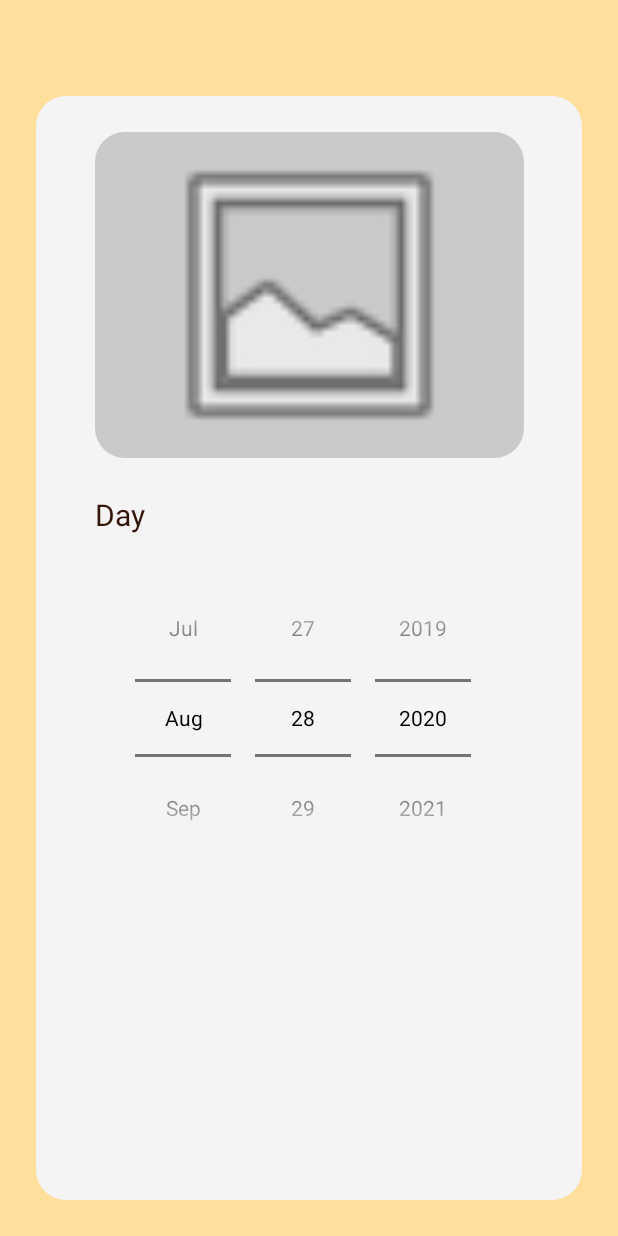
After one commit to bi92/ClothingCast, an Android app: the AddClothesActivity screen opened directly, with no data from a screen before it, on a phone screen of 412 x 824 dp. The commit adds this screen. Run offline under Robolectric (Android 15) with nearby library versions, the light colour scheme and no system bars.

Commit message:
Adding Addclothes

```diff
--- a/app/src/main/AndroidManifest.xml
+++ b/app/src/main/AndroidManifest.xml
@@ -9,7 +9,7 @@
         android:label="@string/app_name"
         android:roundIcon="@mipmap/ic_launcher_round"
         android:supportsRtl="true"
-        android:theme="@style/Theme.AppCompat.NoActionBar"> <!--타이틀바 없애기 -->
+        android:theme="@style/MyActivityTheme">
         <activity android:name=".Loading">
             <intent-filter>
                 <action android:name="android.intent.action.MAIN" />
@@ -20,9 +20,11 @@
         <activity android:name=".MainActivity"></activity>
         <activity android:name=".SignIn"></activity>
         <activity android:name=".UserInfo"></activity>
+        <activity android:name=".View.AddClothesActivity"/>
 
         <activity android:name=".HomeActivity"></activity>
         <activity android:name=".weatherManager" />
+
     </application>
 
 </manifest>
--- /dev/null
+++ b/app/src/main/java/com/ccstudio/clothingcast/Model/AddclothesModel.java
@@ -0,0 +1,4 @@
+package com.ccstudio.clothingcast.Model;
+
+public class AddclothesModel {
+}
--- /dev/null
+++ b/app/src/main/java/com/ccstudio/clothingcast/Presenter/AddClothesPresenter.java
@@ -0,0 +1,4 @@
+package com.ccstudio.clothingcast.Presenter;
+
+public class AddClothesPresenter {
+}
--- a/app/src/main/java/com/ccstudio/clothingcast/RecommendFragment.java
+++ b/app/src/main/java/com/ccstudio/clothingcast/RecommendFragment.java
@@ -3,6 +3,7 @@ package com.ccstudio.clothingcast;
 import android.content.Context;
 import android.graphics.Bitmap;
 import android.graphics.BitmapFactory;
+import android.graphics.Color;
 import android.os.Bundle;
 
 import androidx.annotation.NonNull;
@@ -91,6 +92,7 @@ public class RecommendFragment extends Fragment {
             public void onSuccess(byte[] bytes) {
                 // Data for "images/island.jpg" is returns, use this as needed
                 Bitmap bitmap = BitmapFactory.decodeByteArray(bytes, 0, bytes.length);
+
                 ImageView temp = (ImageView)getView().findViewById(R.id.imageView2);
                 temp.setImageBitmap(bitmap);
             }
--- a/app/src/main/java/com/ccstudio/clothingcast/SignIn.java
+++ b/app/src/main/java/com/ccstudio/clothingcast/SignIn.java
@@ -26,6 +26,7 @@ import android.view.View;
 import android.widget.Button;
 import android.widget.Toast;
 //https://github.com/firebase/snippets-android/blob/2228558fde6e576636e5ceadfe00ce0b9bdc0cdd/database/app/src/main/java/com/google/firebase/referencecode/database/MainActivity.java#L40-L44
+import com.ccstudio.clothingcast.View.AddClothesActivity;
 import com.google.android.gms.auth.api.signin.GoogleSignIn;
 import com.google.android.gms.auth.api.signin.GoogleSignInAccount;
 import com.google.android.gms.auth.api.signin.GoogleSignInClient;
@@ -83,7 +84,9 @@ public class SignIn extends AppCompatActivity implements View.OnClickListener {
         mGoogleSignInClient  = GoogleSignIn.getClient(this, gso);
         mAuth = FirebaseAuth.getInstance();
         db = FirebaseFirestore.getInstance();
-        mainactivity = new Intent(this, MainActivity.class);
+        //mainactivity = new Intent(this, MainActivity.class);
+        mainactivity = new Intent(this, AddClothesActivity.class);
+
         userinfo = new Intent(this, UserInfo.class);
     }
 
--- /dev/null
+++ b/app/src/main/java/com/ccstudio/clothingcast/View/AddClothesActivity.java
@@ -0,0 +1,21 @@
+package com.ccstudio.clothingcast.View;
+
+import android.os.Bundle;
+import android.os.PersistableBundle;
+
+import androidx.annotation.Nullable;
+import androidx.appcompat.app.AppCompatActivity;
+
+import com.ccstudio.clothingcast.R;
+
+//saving clothes to firebase storage
+//view on MVP
+public class AddClothesActivity extends AppCompatActivity {
+
+    @Override
+    public void onCreate(@Nullable Bundle savedInstanceState) {
+        super.onCreate(savedInstanceState);
+
+        setContentView(R.layout.addclothes_act);
+    }
+}
--- /dev/null
+++ b/app/src/main/res/drawable/rectangle_20.xml
@@ -0,0 +1,14 @@
+<?xml version="1.0" encoding="utf-8"?>
+<shape xmlns:android="http://schemas.android.com/apk/res/android" android:shape="rectangle">
+    <corners android:radius="20dp" />
+    <solid
+        android:color="#F4F4F4"
+        />
+    <size
+        android:width="327dp"
+        android:height="583dp"
+        />
+    <stroke
+        android:width="0dp"
+        />
+</shape>
--- /dev/null
+++ b/app/src/main/res/drawable/rectangle_20_gray.xml
@@ -0,0 +1,14 @@
+<?xml version="1.0" encoding="utf-8"?>
+<shape xmlns:android="http://schemas.android.com/apk/res/android" android:shape="rectangle">
+    <corners android:radius="20dp" />
+    <solid
+        android:color="#CACACA"
+        />
+    <size
+        android:width="327dp"
+        android:height="583dp"
+        />
+    <stroke
+        android:width="0dp"
+        />
+</shape>
--- /dev/null
+++ b/app/src/main/res/layout/addclothes_act.xml
@@ -0,0 +1,59 @@
+<?xml version="1.0" encoding="utf-8"?>
+<androidx.constraintlayout.widget.ConstraintLayout xmlns:android="http://schemas.android.com/apk/res/android"
+    xmlns:app="http://schemas.android.com/apk/res-auto"
+    xmlns:tools="http://schemas.android.com/tools"
+    android:layout_width="match_parent"
+    android:layout_height="match_parent"
+    android:background="#FFDF9B">
+
+    <androidx.constraintlayout.widget.ConstraintLayout
+        android:layout_width="0dp"
+        android:layout_height="0dp"
+        android:layout_marginStart="24dp"
+        android:layout_marginLeft="24dp"
+        android:layout_marginTop="64dp"
+        android:layout_marginEnd="24dp"
+        android:layout_marginRight="24dp"
+        android:layout_marginBottom="24dp"
+        android:background="@drawable/rectangle_20"
+        app:layout_constraintBottom_toBottomOf="parent"
+        app:layout_constraintEnd_toEndOf="parent"
+        app:layout_constraintStart_toStartOf="parent"
+        app:layout_constraintTop_toTopOf="parent">
+
+        <TextView
+            android:id="@+id/textView6"
+            android:layout_width="wrap_content"
+            android:layout_height="wrap_content"
+            android:layout_marginTop="24dp"
+            android:text="Day"
+            android:textColor="#34150B"
+            android:textSize="20sp"
+            app:layout_constraintStart_toStartOf="@+id/imageView6"
+            app:layout_constraintTop_toBottomOf="@+id/imageView6" />
+
+        <ImageView
+            android:id="@+id/imageView6"
+            android:layout_width="286dp"
+            android:layout_height="217dp"
+            android:layout_marginTop="24dp"
+            android:background="@drawable/rectangle_20_gray"
+            app:layout_constraintEnd_toEndOf="parent"
+            app:layout_constraintStart_toStartOf="parent"
+            app:layout_constraintTop_toTopOf="parent"
+            app:srcCompat="@android:drawable/ic_menu_gallery" />
+
+        <DatePicker
+            android:id="@+id/datePicker1"
+            android:layout_width="wrap_content"
+            android:layout_height="wrap_content"
+            android:layout_marginTop="16dp"
+            android:calendarViewShown="false"
+            android:datePickerMode="spinner"
+            android:yearListSelectorColor="#FFDF9B"
+            app:layout_constraintEnd_toEndOf="parent"
+            app:layout_constraintStart_toStartOf="parent"
+            app:layout_constraintTop_toBottomOf="@+id/textView6" />
+
+    </androidx.constraintlayout.widget.ConstraintLayout>
+</androidx.constraintlayout.widget.ConstraintLayout>
--- a/app/src/main/res/layout/fragment_recommend.xml
+++ b/app/src/main/res/layout/fragment_recommend.xml
@@ -38,7 +38,7 @@
                 android:layout_marginStart="16dp"
                 android:layout_marginLeft="16dp"
                 android:layout_marginTop="16dp"
-                android:background="#FFFFFF"
+                android:background="#00FFFFFF"
                 app:layout_constraintStart_toStartOf="parent"
                 app:layout_constraintTop_toBottomOf="@+id/textView4"
                 app:srcCompat="@android:drawable/ic_menu_gallery" />
@@ -50,7 +50,7 @@
                 android:layout_marginStart="88dp"
                 android:layout_marginLeft="88dp"
                 android:layout_marginTop="60dp"
-                android:background="#FFFFFF"
+                android:background="#00FFFFFF"
                 app:layout_constraintStart_toStartOf="parent"
                 app:layout_constraintTop_toBottomOf="@+id/textView4"
                 app:srcCompat="@android:drawable/ic_menu_gallery" />
@@ -62,7 +62,7 @@
                 android:layout_marginStart="168dp"
                 android:layout_marginLeft="168dp"
                 android:layout_marginTop="16dp"
-                android:background="#FFFFFF"
+                android:background="#00FFFFFF"
                 app:layout_constraintStart_toStartOf="parent"
                 app:layout_constraintTop_toBottomOf="@+id/textView4"
                 app:srcCompat="@android:drawable/ic_menu_gallery" />
@@ -74,7 +74,7 @@
                 android:layout_marginStart="236dp"
                 android:layout_marginLeft="236dp"
                 android:layout_marginTop="60dp"
-                android:background="#FFFFFF"
+                android:background="#00FFFFFF"
                 app:layout_constraintStart_toStartOf="parent"
                 app:layout_constraintTop_toBottomOf="@+id/textView4"
                 app:srcCompat="@android:drawable/ic_menu_gallery" />
--- a/app/src/main/res/values/styles.xml
+++ b/app/src/main/res/values/styles.xml
@@ -7,4 +7,21 @@
         <item name="colorAccent">@color/colorAccent</item>
     </style>
 
+    <style parent="Theme.AppCompat.Light.NoActionBar" name="MyActivityTheme">
+
+        <!-- Customize your theme here. -->
+
+        <item name="colorPrimary">@color/colorPrimary</item>
+
+        <item name="colorPrimaryDark">@color/colorPrimaryDark</item>
+
+        <item name="android:textColor">@android:color/black</item>
+
+        <item name="colorAccent">@color/colorAccent</item>
+
+        <item name="android:textColorPrimary">@android:color/black</item>
+
+
+    </style>
+
 </resources>
```
Also changed, not shown: app/src/main/aidl/Presenter/IAddClothes.aidl (added), app/src/main/res/drawable/rectangle_round.xml (indentation only).
